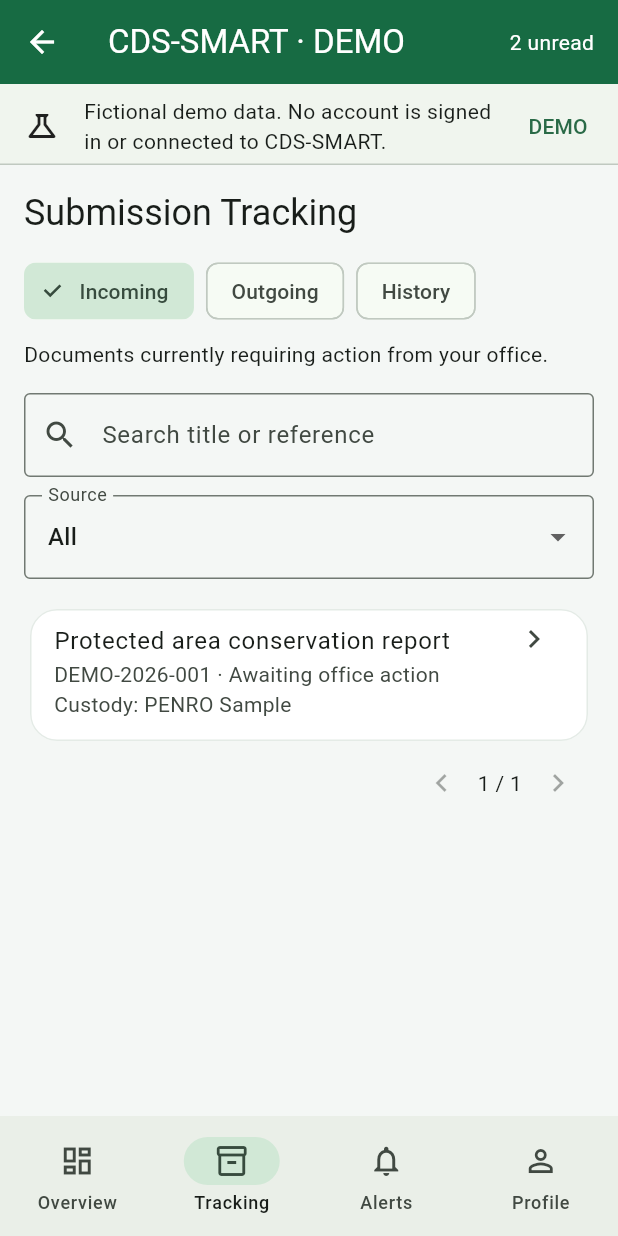
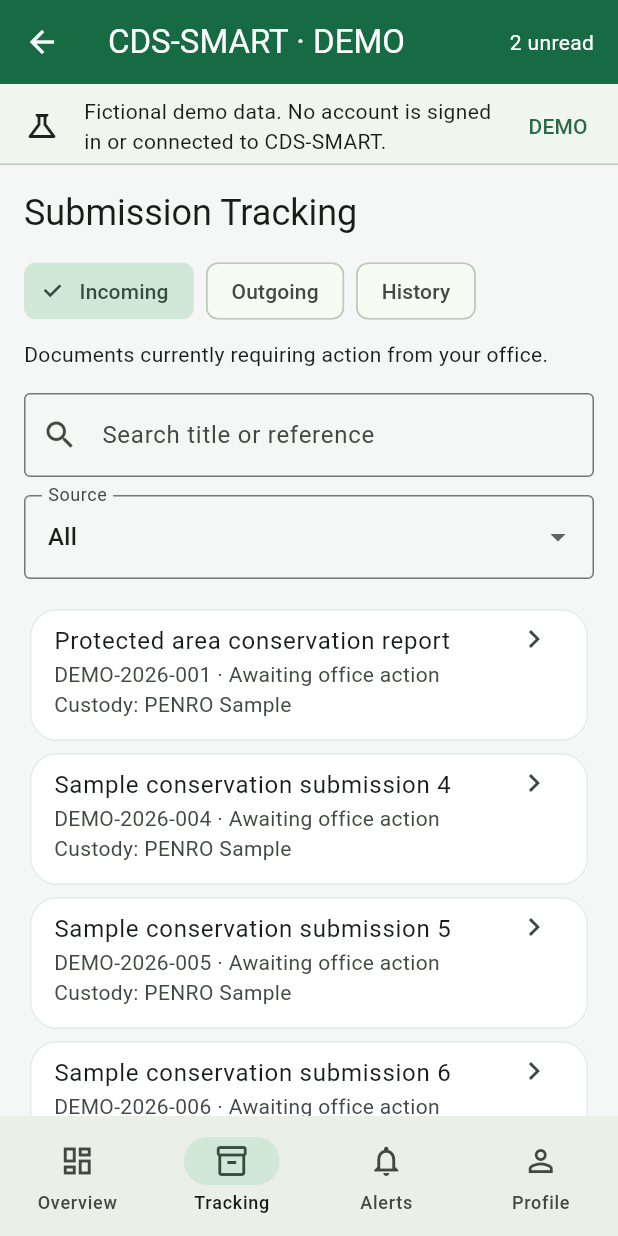
Before and after one commit to jayarcaldelero26-jpg/bms_inventory, a Flutter app: the CdsDemoHome screen opened directly, item 2 of the bottom bar chosen, on a phone screen of 412 x 824 dp. Run offline on Flutter 3.47's test engine with Material 3 defaults, Android fonts, the phone set to English and light mode, and no system bars; our stand-ins replace cloud_firestore, connectivity_plus, firebase_core, flutter_compass, flutter_map, flutter_speed_dial and 6 more; missing offline and left inert: excel, flutter_map_tile_caching; accounts and stored records are empty.

Commit message:
Make demo queue pagination exercisable

```diff
--- a/lib/cds_smart/demo_data.dart
+++ b/lib/cds_smart/demo_data.dart
@@ -106,6 +106,27 @@ final demoDocuments = <DemoDocument>[
       ),
     ],
   ),
+  for (var number = 4; number <= 9; number++)
+    DemoDocument(
+      id: number,
+      title: 'Sample conservation submission $number',
+      reference: 'DEMO-2026-${number.toString().padLeft(3, '0')}',
+      source: 'Conservation',
+      queue: 'incoming',
+      status: 'Awaiting office action',
+      custody: 'PENRO Sample',
+      updatedAt: DateTime.utc(2026, 10, 10),
+      events: [
+        DocumentRoutingEvent(
+          sourceType: 'conservation',
+          sourceId: number,
+          workflowKey: 'pamb-meeting',
+          eventKey: 'received',
+          toOffice: 'PENRO Sample',
+          occurredAt: DateTime.utc(2026, 10, 10),
+        ),
+      ],
+    ),
 ];
 
 List<DemoDocument> filterDemoDocuments({
```
Also changed, not shown: 1 other file.
